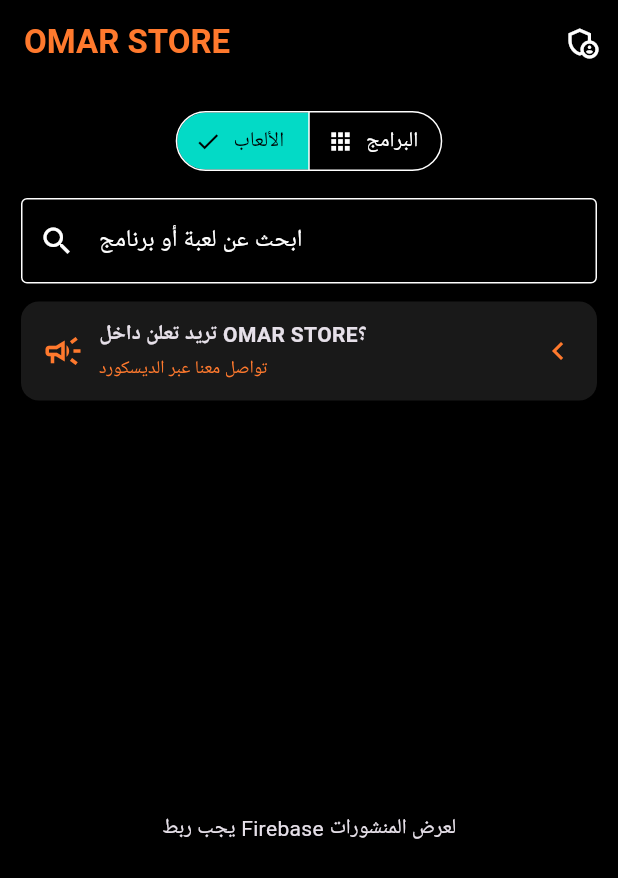
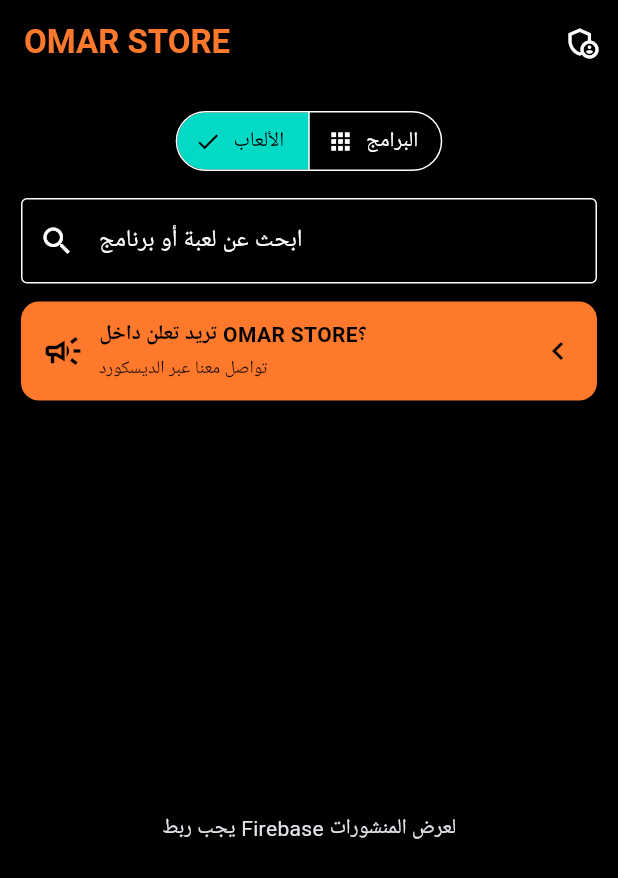
Before and after one commit to Omar6373/OMAR-STORE-V2, a Flutter app: the Catalog screen opened directly, on a phone screen of 412 x 824 dp. Shown: the top 878 px of the screen. Run offline on Flutter 3.47's test engine with Material 3 defaults, Android fonts, the phone set to English and light mode, and no system bars; our stand-ins replace audioplayers, cloud_firestore, firebase_auth, firebase_core, image_picker, video_player; accounts and stored records are empty.

Commit message:
Style Discord advertising banner in orange with dark text and icons

```diff
--- a/lib/main.dart
+++ b/lib/main.dart
@@ -192,7 +192,7 @@ class _CatalogState extends State<Catalog> {
         TextField(decoration: const InputDecoration(prefixIcon: Icon(Icons.search), hintText: 'ابحث عن لعبة أو برنامج', border: OutlineInputBorder()), onChanged: (v) => setState(() => query = v.toLowerCase())),
         const SizedBox(height: 12),
         Material(
-          color: const Color(0xff191919),
+          color: orange,
           borderRadius: BorderRadius.circular(12),
           child: InkWell(
             borderRadius: BorderRadius.circular(12),
@@ -207,14 +207,14 @@ class _CatalogState extends State<Catalog> {
             child: const Padding(
               padding: EdgeInsets.symmetric(horizontal: 14, vertical: 12),
               child: Row(children: [
-                Icon(Icons.campaign_outlined, color: orange, size: 28),
+                Icon(Icons.campaign_outlined, color: Colors.black, size: 28),
                 SizedBox(width: 10),
                 Expanded(child: Column(crossAxisAlignment: CrossAxisAlignment.start, children: [
-                  Text('تريد تعلن داخل OMAR STORE؟', style: TextStyle(fontWeight: FontWeight.bold)),
+                  Text('تريد تعلن داخل OMAR STORE؟', style: TextStyle(fontWeight: FontWeight.bold, color: Colors.black)),
                   SizedBox(height: 3),
-                  Text('تواصل معنا عبر الديسكورد', style: TextStyle(color: orange, fontSize: 12)),
+                  Text('تواصل معنا عبر الديسكورد', style: TextStyle(color: Colors.black87, fontSize: 12)),
                 ])),
-                Icon(Icons.chevron_left, color: orange),
+                Icon(Icons.chevron_left, color: Colors.black),
               ]),
             ),
           ),
```
